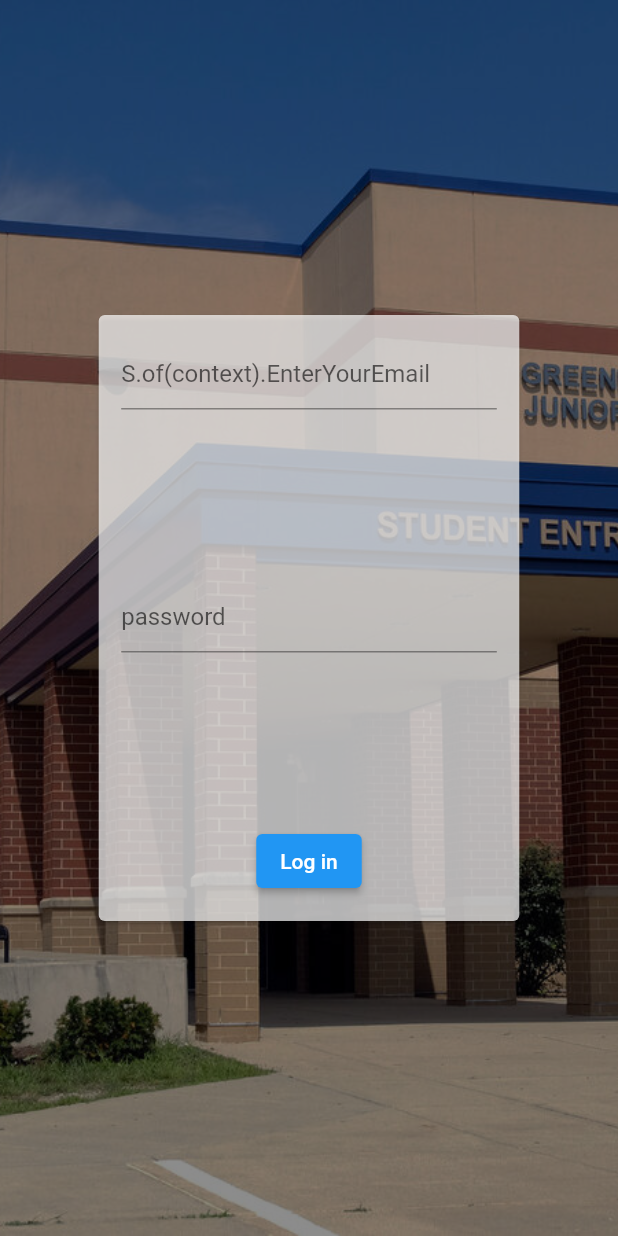
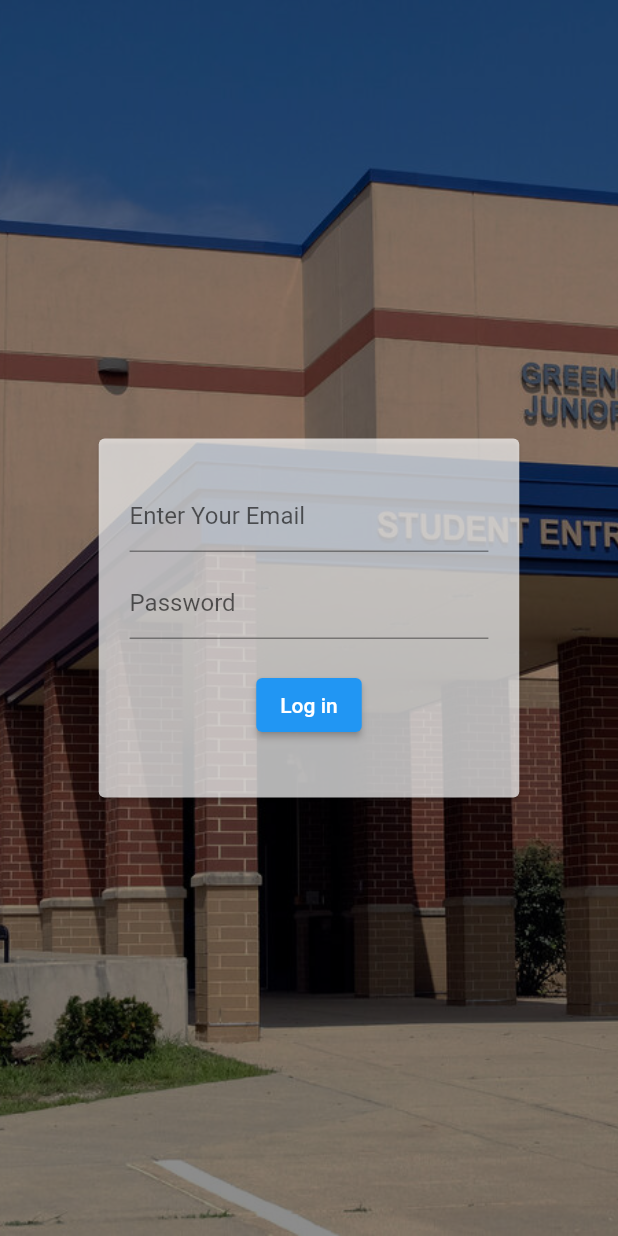
Before and after one commit to ARMADA-R/flutter_project, a Flutter app: the screen it shows after launch, after a tap on "Skip", on a phone screen of 412 x 824 dp. Run offline on Flutter 3.47's test engine with Material 2 defaults, Android fonts, the phone set to English and light mode, and no system bars; our stand-ins replace flutter_image_slideshow, hive_flutter, introduction_screen, shared_preferences, sqflite; missing offline and left inert: data_tables; accounts and stored records are empty.

Commit message:
rafi edits..

```diff
--- a/lib/main.dart
+++ b/lib/main.dart
@@ -1,6 +1,7 @@
 import 'package:experienceapp/modules/app_determinants.dart';
 import 'package:experienceapp/screens/introduction_screen.dart';
 import 'package:experienceapp/screens/login_screen.dart';
+import 'package:experienceapp/screens/profileScreen.dart';
 import 'package:flutter_localizations/flutter_localizations.dart';
 import 'package:provider/provider.dart';
 import 'generated/l10n.dart';
@@ -16,7 +17,7 @@ class MyApp extends StatelessWidget {
   // Future<SharedPreferences> _prefs = SharedPreferences.getInstance();
   // Future<SharedPreferences> _prefs = SharedPreferences.getInstance();
 
-  // String lang = AppDeterminants().lang;
+  AppDeterminants appDeterminants = AppDeterminants();
   String? lang;
 
   // langfun() async {
@@ -44,15 +45,15 @@ class MyApp extends StatelessWidget {
         S.delegate,
       ],
       home: FutureBuilder(
-        future: AppDeterminants().initializeAll(),
+        future: appDeterminants.initializeAll(),
           builder: (context, snapshot) {
             if (snapshot.hasData){
-              S.load(Locale(AppDeterminants().lang));
-             if(AppDeterminants().isLunched){
+              S.load(Locale(appDeterminants.lang));
+             if(appDeterminants.isLunched){
 
-//               if(AppDeterminants().token != "" && DateTime.fromMicrosecondsSinceEpoch(int.parse(AppDeterminants().loginAt)).isAfter( DateTime.now().subtract(const Duration(days: 3)))){
-//                 return FirstScreen;
-//               }
+               if(appDeterminants.token != "" && DateTime.fromMillisecondsSinceEpoch(int.parse(appDeterminants.loginAt)).isAfter( DateTime.now().subtract(const Duration(days: 3)))){
+                 return ProfileScreen(title: appDeterminants.userName);
+               }
                return LogInScreen(title: 'LoginScreen');
              }
              else return IntroScreen(title: 'IntroScreen',);
--- a/lib/modules/app_determinants.dart
+++ b/lib/modules/app_determinants.dart
@@ -31,7 +31,6 @@ class AppDeterminants with ChangeNotifier {
     await Future.delayed(
       Duration(milliseconds: 400),
     );
-    await AuthController().login("school", "123456");
     return true;
   }
 
--- a/lib/screens/login_screen.dart
+++ b/lib/screens/login_screen.dart
@@ -1,7 +1,9 @@
 import 'package:experienceapp/generated/l10n.dart';
 import 'package:experienceapp/modules/AuthController.dart';
+import 'package:experienceapp/screens/profileScreen.dart';
 import 'package:flutter/material.dart';
 import '';
+
 class LogInScreen extends StatefulWidget {
   const LogInScreen({Key? key, required this.title}) : super(key: key);
   final String title;
@@ -13,48 +15,75 @@ class LogInScreen extends StatefulWidget {
 
 class _LogInScreenState extends State<LogInScreen> {
   final GlobalKey<FormState> _formKey = GlobalKey<FormState>();
-
-
+  final emailController = TextEditingController();
+  final passwordController = TextEditingController();
 
   @override
   Widget build(BuildContext context) {
     var routeArg = ModalRoute.of(context)!.settings.arguments;
-    return  Scaffold(
+    return Scaffold(
 //          appBar: AppBar(
 //
 //          ),
       body: Container(
         decoration: BoxDecoration(
           image: DecorationImage(
-                  image: AssetImage('assets/images/school1.jpg',),
+            image: AssetImage(
+              'assets/images/school1.jpg',
+            ),
             colorFilter: ColorFilter.mode(Colors.black45, BlendMode.darken),
             fit: BoxFit.cover,
           ),
         ),
-              child:LayoutBuilder(
-                builder: (context, constraints ) {
+        child: LayoutBuilder(builder: (context, constraints) {
           double width = constraints.maxWidth;
           double height = constraints.maxHeight;
           return Center(
               child: Container(
-                   width: width*0.7,
-                   height: height*0.5,
+            width: width * 0.7,
+            height: height * 0.3,
             child: Card(
               color: Colors.white70,
               child: Form(
                 key: _formKey,
                 child: Column(
                   crossAxisAlignment: CrossAxisAlignment.center,
-                            mainAxisAlignment: MainAxisAlignment.spaceBetween,
+                  mainAxisAlignment: MainAxisAlignment.center,
                   children: [
                     Padding(
-                                padding: const EdgeInsets.all(15),
+                      padding: EdgeInsets.only(
+                          left: width * 0.05, right: width * 0.05, bottom: 10),
                       child: TextFormField(
-                            decoration: const InputDecoration(
-                            hintText: "S.of(context).EnterYourEmail",
+                        controller: emailController,
+                        decoration: InputDecoration(
+                          hintText: S.of(context).EnterYourEmail,
                         ),
-                                  validator: (String? value){
-                                if(value==null || value.isEmpty){
+                        validator: (value) {
+                          if (value!.isEmpty) {
+                            return S.of(context).EnterSomeText;
+                          }
+                          if (!value.contains('@')) {
+                            return 'Email is invalid, must contain @';
+                          }
+                          if (!value.contains('.')) {
+                            return 'Email is invalid, must contain .';
+                          }
+                          return null;
+                        },
+
+                      ),
+                    ),
+                    Padding(
+                      padding: EdgeInsets.only(
+                          left: width * 0.05, right: width * 0.05, bottom: 10),
+                      child: TextFormField(
+                        controller: passwordController,
+
+                        decoration: InputDecoration(
+                          hintText: S.of(context).password,
+                        ),
+                        validator: (String? value) {
+                          if (value == null || value.isEmpty) {
                             return S.of(context).EnterSomeText;
                           }
                           return null;
@@ -62,46 +91,31 @@ class _LogInScreenState extends State<LogInScreen> {
                       ),
                     ),
                     Padding(
-                                padding: const EdgeInsets.all(15.0),
-                                child: TextFormField(
-
-                                  decoration: const InputDecoration(
-                                    hintText: 'password',
-                                  ),
-                                  validator: (String? value){
-                                    if(value==null || value.isEmpty){
-                                      return S.of(context).EnterSomeText;
-                                    }
-                                    return null;
-                                  },
-                                ),
-                              ),
-                              Padding(
-                                padding: const EdgeInsets.symmetric(vertical: 16.0),
+                      padding: EdgeInsets.only(
+                          left: width * 0.05,
+                          right: width * 0.05,
+                          bottom: 10,
+                          top: 10),
                       child: ElevatedButton(
-                                  onPressed: () {
+                        onPressed: () async {
                           // Validate will return true if the form is valid, or false if
                           // the form is invalid.
                           if (_formKey.currentState!.validate()) {
-                                        AuthController; // Process data.
+                            if(await AuthController().login(emailController.text, passwordController.text)){
+                              Navigator.pushReplacementNamed(context, ProfileScreen.routeName);
+                            }
                           }
                         },
-                                  child:  Text(S.of(context).login),
+                        child: Text(S.of(context).login),
                       ),
                     ),
-
-
                   ],
                 ),
               ),
             ),
-
-                  )
-                  );
-                }
+          ));
+        }),
       ),
-            ),
-
     );
   }
 }
```
Also changed, not shown: lib/modules/AuthController.dart (+16 -2 lines). Lines whose indentation alone changed are shown as unchanged.
